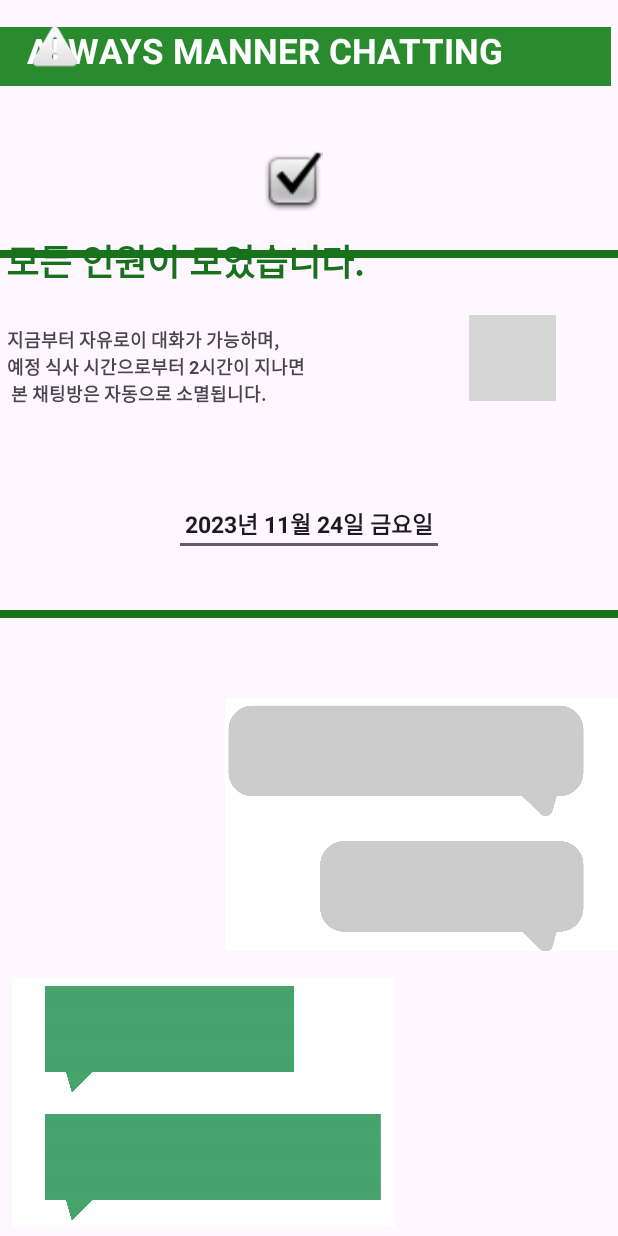
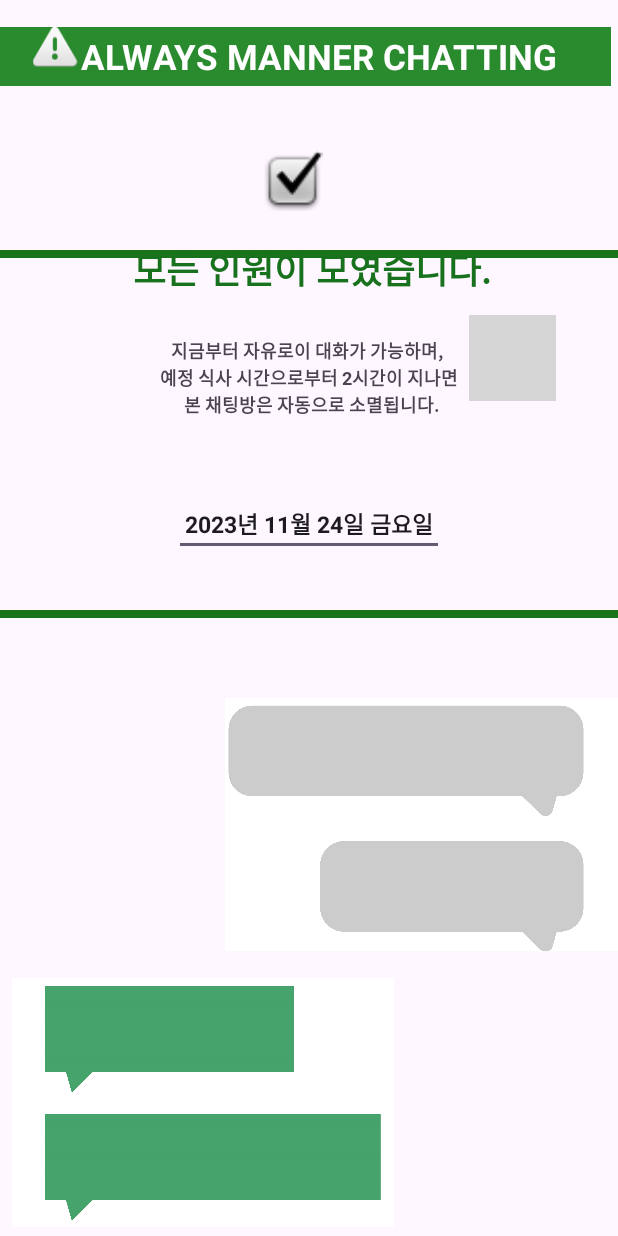
Before and after one commit to Haedal-Appdong-Hackathon/06_knu_fcs, an Android app: the layout page5.xml on its own in the app's theme, with its tools: preview values and no code run, on a phone screen of 412 x 824 dp. Run offline under Robolectric (Android 15) with nearby library versions, the phone set to English and light mode, and no system bars; grey boxes are pictures that could not be loaded.

Commit message:
page5xml modified

```diff
--- a/app/src/main/res/layout/page5.xml
+++ b/app/src/main/res/layout/page5.xml
@@ -39,6 +39,7 @@
         android:id="@+id/textView3"
         android:layout_width="408dp"
         android:layout_height="47dp"
+        android:gravity="center"
         android:text="모든 인원이 모였습니다."
         android:textColor="#18711C"
         android:textSize="24sp"
@@ -54,6 +55,7 @@
         android:id="@+id/textView5"
         android:layout_width="403dp"
         android:layout_height="69dp"
+        android:gravity="center"
         android:text="지금부터 자유로이 대화가 가능하며, \n예정 식사 시간으로부터 2시간이 지나면\n 본 채팅방은 자동으로 소멸됩니다."
         android:textSize="12sp"
         android:textStyle="bold"
@@ -68,6 +70,7 @@
         android:layout_width="407dp"
         android:layout_height="39dp"
         android:background="#2A8A2E"
+        android:gravity="center"
         android:text="   ALWAYS MANNER CHATTING"
         android:textColor="#FFFFFF"
         android:textColorHighlight="#000000"
```
